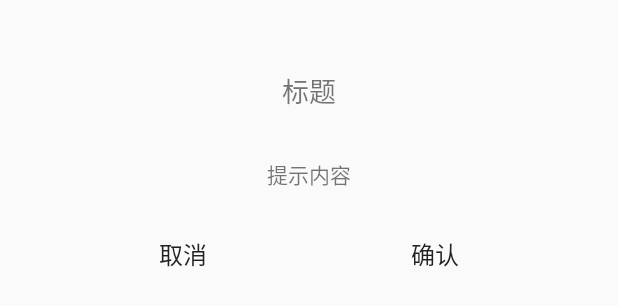
After one commit to gittarko/TruckDoctor, an Android app: the layout popup_alert_dialog.xml on its own in the app's theme, with its tools: preview values and no code run, on a phone screen of 412 x 824 dp. The commit adds this screen. Shown: the top 306 px of the screen. Run offline under Robolectric (Android 15) with nearby library versions, the phone set to English and light mode, and no system bars.

```diff
--- /dev/null
+++ b/TruckDoctor-Machanic/app/src/main/res/layout/popup_alert_dialog.xml
@@ -0,0 +1,78 @@
+<?xml version="1.0" encoding="utf-8"?>
+<RelativeLayout xmlns:android="http://schemas.android.com/apk/res/android"
+    xmlns:tools="http://schemas.android.com/tools"
+    android:id="@+id/rl_popup"
+    android:layout_width="match_parent"
+    android:layout_height="wrap_content"
+    android:padding="35dp"
+    android:orientation="vertical">
+
+    <TextView
+        android:id="@+id/tv_title"
+        android:layout_width="match_parent"
+        android:layout_height="50dp"
+        android:gravity="center"
+        android:text="标题"
+        android:textSize="18sp"
+        android:visibility="visible"/>
+
+    <LinearLayout
+        android:id="@+id/content"
+        android:layout_width="fill_parent"
+        android:layout_height="wrap_content"
+        android:layout_below="@id/tv_title"
+        android:paddingLeft="15dp"
+        android:paddingRight="15dp"
+        android:gravity="center"
+        android:visibility="visible"
+        android:orientation="vertical">
+        <TextView
+            android:id="@+id/tv_message"
+            android:layout_width="match_parent"
+            android:layout_height="wrap_content"
+            android:lineSpacingExtra="3dp"
+            android:minHeight="30dp"
+            android:gravity="center"
+            android:paddingTop="20dp"
+            android:paddingBottom="20dp"
+            android:textSize="14sp"
+            tools:text="提示内容" />
+    </LinearLayout>
+
+    <LinearLayout
+        android:layout_width="match_parent"
+        android:layout_height="wrap_content"
+        android:paddingLeft="15dp"
+        android:paddingRight="15dp"
+        android:weightSum="2"
+        android:orientation="horizontal"
+        android:layout_below="@id/content"
+        android:gravity="center">
+
+        <Button
+            android:id="@+id/negativeButton"
+            android:layout_width="0dp"
+            android:layout_height="45dp"
+            android:layout_weight="1"
+            android:background="@null"
+            android:gravity="center"
+            android:text="取消"
+            android:textSize="16sp"
+            />
+
+        <Space
+            android:layout_width="25dp"
+            android:layout_height="match_parent" />
+
+        <Button
+            android:id="@+id/positiveButton"
+            android:layout_width="0dp"
+            android:layout_height="45dp"
+            android:layout_weight="1"
+            android:background="@null"
+            android:gravity="center"
+            android:text="确认"
+            android:textSize="16sp" />
+    </LinearLayout>
+
+</RelativeLayout>
--- a/TruckDoctor-Machanic/app/src/main/res/values/colors.xml
+++ b/TruckDoctor-Machanic/app/src/main/res/values/colors.xml
@@ -1,6 +1,6 @@
 <?xml version="1.0" encoding="utf-8"?>
 <resources>
-    <color name="colorPrimary">#3F51B5</color>
-    <color name="colorPrimaryDark">#303F9F</color>
-    <color name="colorAccent">#FF4081</color>
+    <color name="colorPrimary">@android:color/holo_blue_dark</color>
+    <color name="colorPrimaryDark">@color/colorPrimary</color>
+    <color name="colorAccent">@color/colorPrimary</color>
 </resources>
```
Also changed, not shown: TruckDoctor-Machanic/app/src/main/java/com/juma/truckdoctor/js/activity/LaunchActivity.java (added, +51 -0 lines), TruckDoctor-Machanic/app/src/main/java/com/juma/truckdoctor/js/base/BaseApplication.java (+6 -4 lines), TruckDoctor-Machanic/app/src/main/java/com/juma/truckdoctor/js/utils/AppUtils.java (added, +34 -0 lines), TruckDoctor-Machanic/app/src/main/java/com/juma/truckdoctor/js/utils/CacheManager.java (added, +168 -0 lines), TruckDoctor-Machanic/app/src/main/java/com/juma/truckdoctor/js/widget/PopUpWindowAlertDialog.java (added, +226 -0 lines), TruckDoctor-Machanic/app/src/main/res/values/styles.xml (+9 -0 lines).
